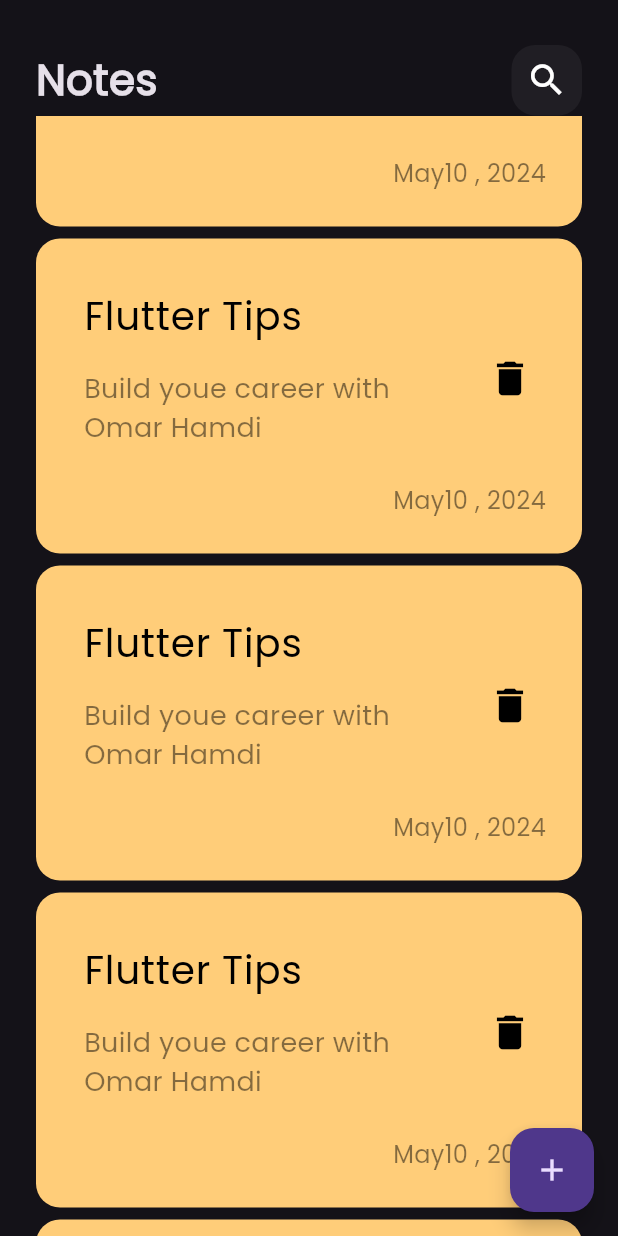
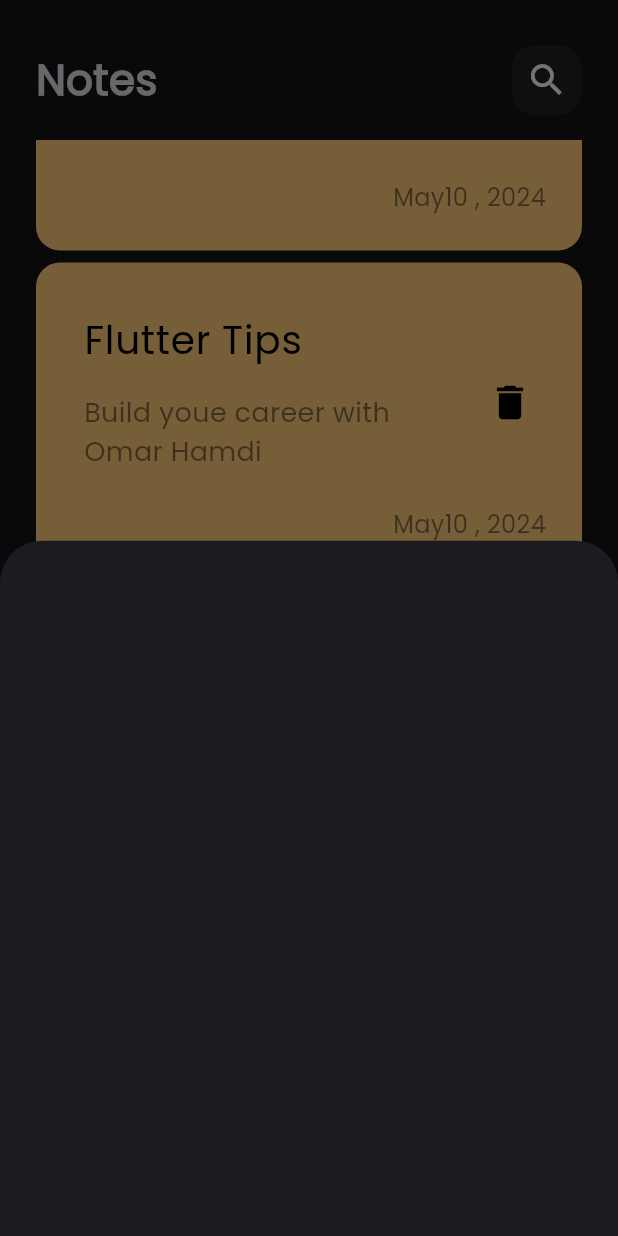
Before and after one commit to OmarHamdi11/Notes-App, a Flutter app: the screen it shows after launch, scrolled down 576 dp, after a tap on the "add" icon, on a phone screen of 412 x 824 dp. Run offline on Flutter 3.47's test engine with Material 3 defaults, Android fonts, the phone set to English and light mode, and no system bars.

Commit message:
add bottom sheet

```diff
--- a/lib/views/home_page.dart
+++ b/lib/views/home_page.dart
@@ -1,4 +1,5 @@
 import 'package:flutter/material.dart';
+import 'package:notesapp/widgets/add_note_bottom_sheet.dart';
 import 'package:notesapp/widgets/notes_view_body.dart';
 
 class HomePage extends StatelessWidget {
@@ -9,7 +10,13 @@ class HomePage extends StatelessWidget {
   Widget build(BuildContext context) {
     return Scaffold(
       floatingActionButton: FloatingActionButton(
-        onPressed: () {},
+        onPressed: () {
+          showModalBottomSheet(
+              context: context,
+              builder: (context) {
+                return const AddNoteBottomSheet();
+              });
+        },
         child: const Icon(Icons.add),
       ),
       body: const NotesViewBody(),
--- /dev/null
+++ b/lib/widgets/add_note_bottom_sheet.dart
@@ -0,0 +1,10 @@
+import 'package:flutter/material.dart';
+
+class AddNoteBottomSheet extends StatelessWidget {
+  const AddNoteBottomSheet({super.key});
+
+  @override
+  Widget build(BuildContext context) {
+    return Container();
+  }
+}
--- a/lib/widgets/notes_list_view.dart
+++ b/lib/widgets/notes_list_view.dart
@@ -6,11 +6,16 @@ class NotesListNiew extends StatelessWidget {
 
   @override
   Widget build(BuildContext context) {
-    return ListView.builder(itemBuilder: (context, index) {
-      return const Padding(
-        padding: EdgeInsets.symmetric(vertical: 4.0),
-        child: NotesItem(),
-      );
-    });
+    return Padding(
+      padding: const EdgeInsets.symmetric(vertical: 16.0),
+      child: ListView.builder(
+          padding: EdgeInsets.zero,
+          itemBuilder: (context, index) {
+            return const Padding(
+              padding: EdgeInsets.symmetric(vertical: 4.0),
+              child: NotesItem(),
+            );
+          }),
+    );
   }
 }
```
